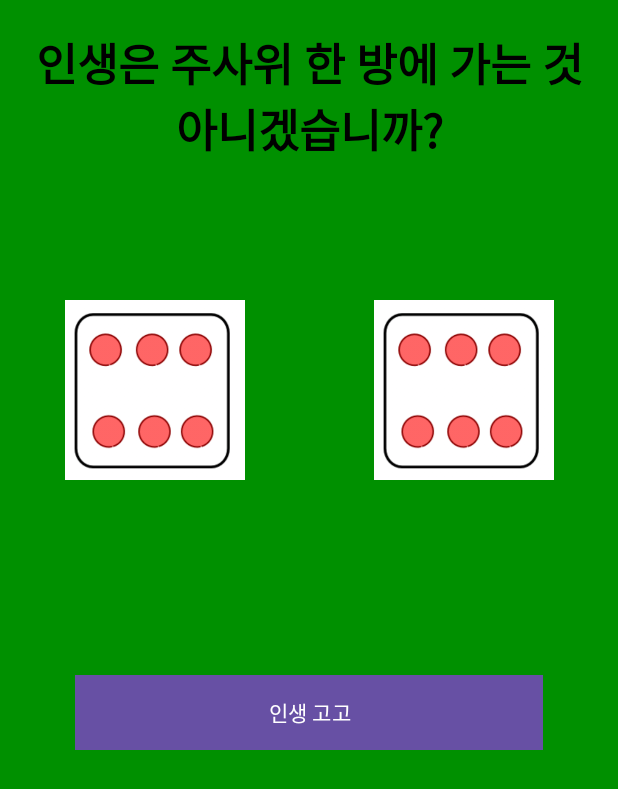
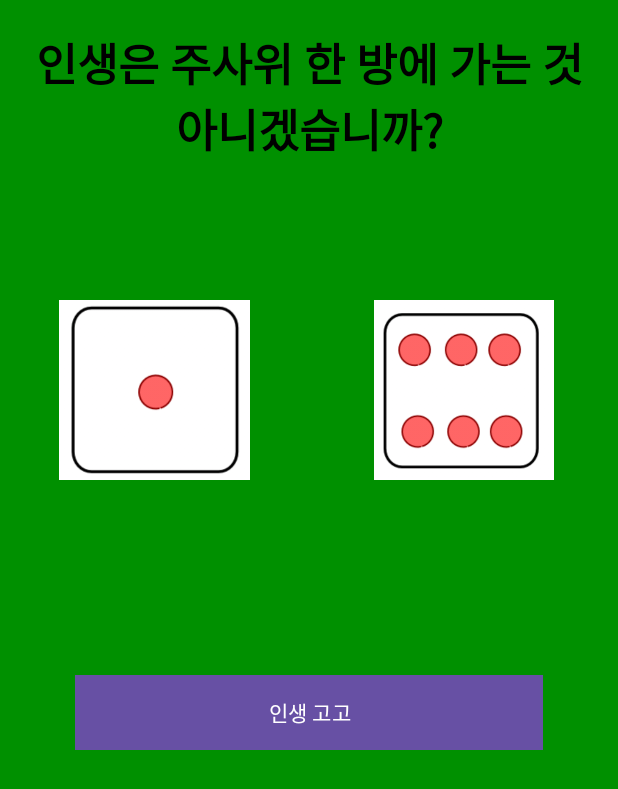
Before and after one commit to sangmoki/dice, an Android app: the screen it shows after launch (MainActivity), on a phone screen of 412 x 824 dp. Shown: the top 789 px of the screen. Run offline under Robolectric (Android 15) with nearby library versions, the phone set to English and light mode, and no system bars; our stand-ins replace data binding.

Commit message:
Refactor: "레이아웃 구성 변경"

```diff
--- a/app/src/main/res/layout/activity_main.xml
+++ b/app/src/main/res/layout/activity_main.xml
@@ -37,7 +37,7 @@
 
             <ImageView
                 android:id="@+id/dice1"
-                android:src="@drawable/dice_6"
+                android:src="@drawable/dice_1"
                 android:layout_width="120dp"
                 android:layout_height="120dp"
                 android:layout_weight="1"/>
```
